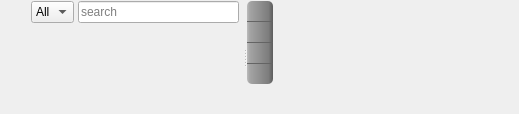
Before: the Qt Designer form plugins/snippets/snippets.ui in rkyleg/scope, drawn with Qt 5.
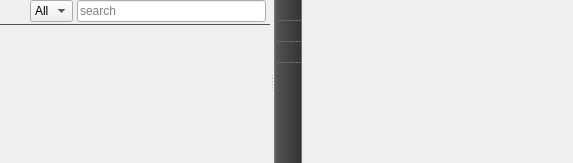
After: the same form once the commit is applied. Icons and pictures are not drawn.

The edit to the form file:
```diff
--- a/plugins/snippets/snippets.ui
+++ b/plugins/snippets/snippets.ui
@@ -6,8 +6,8 @@
    <rect>
     <x>0</x>
     <y>0</y>
-    <width>519</width>
-    <height>114</height>
+    <width>573</width>
+    <height>163</height>
    </rect>
   </property>
   <property name="minimumSize">
@@ -21,7 +21,7 @@
   </property>
   <layout class="QGridLayout" name="gridLayout_3">
    <property name="margin">
-    <number>1</number>
+    <number>0</number>
    </property>
    <property name="spacing">
     <number>0</number>
@@ -99,7 +99,10 @@
        <item row="1" column="0" colspan="4">
         <widget class="QListWidget" name="li_snips">
          <property name="styleSheet">
-          <string notr="true">QListWidget {background:transparent;}</string>
+          <string notr="true">QListWidget {background:transparent;border-top:1px solid rgb(80,80,80);}
+QListWidget::item {
+border-bottom:1px solid rgb(80,80,80);
+}</string>
          </property>
          <property name="frameShape">
           <enum>QFrame::NoFrame</enum>
@@ -140,45 +143,63 @@
        <string/>
       </property>
       <layout class="QGridLayout" name="gridLayout_2">
-       <property name="horizontalSpacing">
-        <number>4</number>
-       </property>
-       <property name="verticalSpacing">
-        <number>0</number>
-       </property>
        <property name="margin">
         <number>0</number>
        </property>
-       <item row="3" column="0">
-        <widget class="QPushButton" name="b_new">
-         <property name="maximumSize">
-          <size>
-           <width>26</width>
-           <height>16777215</height>
-          </size>
-         </property>
-         <property name="toolTip">
-          <string>new snippet</string>
-         </property>
+       <property name="spacing">
+        <number>0</number>
+       </property>
+       <item row="0" column="2" rowspan="6">
+        <widget class="QPlainTextEdit" name="te_code">
          <property name="styleSheet">
-          <string notr="true">QPushButton,QToolButton {
-	border-top:1px solid rgb(100,100,100);
-}</string>
+          <string notr="true">background:transparent;</string>
          </property>
-         <property name="text">
-          <string/>
+         <property name="frameShape">
+          <enum>QFrame::NoFrame</enum>
          </property>
-         <property name="icon">
-          <iconset>
-           <normaloff>../../style/img/new.png</normaloff>../../style/img/new.png</iconset>
+         <property name="readOnly">
+          <bool>true</bool>
          </property>
         </widget>
        </item>
+       <item row="1" column="0" colspan="2">
+        <widget class="QFrame" name="frame_3">
+         <property name="styleSheet">
+          <string notr="true">QFrame#frame_3 {
+border-left:1px solid rgba(130,130,130,200);
+border-right:1px solid rgba(130,130,130,200);
+background-color: qlineargradient(spread:pad, x1:1, y1:1, x2:0, y2:1, stop:0 rgba(50, 50, 50, 255), stop:0.831818 rgba(80, 80, 80, 255), stop:1 rgba(100, 100, 100, 255));
+}
+QPushButton,QToolButton {
+background:transparent;
+	border:0px;
+	padding:3px;
+	padding-left:6px;
+	padding-right:6px;
+	width:30px;
+}
+QPushButton:hover,QToolButton:hover {
+background-color: qlineargradient(spread:pad, x1:1, y1:1, x2:1, y2:1, stop:0 rgba(75, 75, 75, 100), stop:0.154545 rgba(106, 106, 106, 100), stop:0.831818 rgba(134, 134, 134, 100), stop:1 rgba(142, 142, 142, 100));
+}</string>
+         </property>
+         <property name="frameShape">
+          <enum>QFrame::NoFrame</enum>
+         </property>
+         <property name="frameShadow">
+          <enum>QFrame::Raised</enum>
+         </property>
+         <layout class="QGridLayout" name="gridLayout_4">
+          <property name="margin">
+           <number>0</number>
+          </property>
+          <property name="spacing">
+           <number>0</number>
+          </property>
        <item row="0" column="0">
         <widget class="QPushButton" name="b_insert">
          <property name="maximumSize">
           <size>
-           <width>26</width>
+              <width>28</width>
            <height>16777215</height>
           </size>
          </property>
@@ -201,11 +222,36 @@
          </property>
         </widget>
        </item>
+          <item row="2" column="0">
+           <widget class="QPushButton" name="b_new">
+            <property name="maximumSize">
+             <size>
+              <width>28</width>
+              <height>16777215</height>
+             </size>
+            </property>
+            <property name="toolTip">
+             <string>new snippet</string>
+            </property>
+            <property name="styleSheet">
+             <string notr="true">QPushButton,QToolButton {
+	border-top:1px solid rgb(100,100,100);
+}</string>
+            </property>
+            <property name="text">
+             <string/>
+            </property>
+            <property name="icon">
+             <iconset>
+              <normaloff>../../style/img/new.png</normaloff>../../style/img/new.png</iconset>
+            </property>
+           </widget>
+          </item>
        <item row="1" column="0">
         <widget class="QPushButton" name="b_edit">
          <property name="maximumSize">
           <size>
-           <width>26</width>
+              <width>28</width>
            <height>16777215</height>
           </size>
          </property>
@@ -221,20 +267,34 @@
          </property>
         </widget>
        </item>
-       <item row="0" column="1" rowspan="6">
-        <widget class="QPlainTextEdit" name="te_code">
+          <item row="3" column="0">
+           <widget class="QPushButton" name="b_fldr">
+            <property name="maximumSize">
+             <size>
+              <width>28</width>
+              <height>16777215</height>
+             </size>
+            </property>
+            <property name="toolTip">
+             <string>open snippet directory</string>
+            </property>
          <property name="styleSheet">
-          <string notr="true">background:transparent;</string>
-         </property>
-         <property name="frameShape">
-          <enum>QFrame::NoFrame</enum>
-         </property>
-         <property name="readOnly">
-          <bool>true</bool>
+             <string notr="true">QPushButton,QToolButton {
+	border-top:1px solid rgb(100,100,100);
+	border-bottom-right-radius:5px;
+	border-bottom-left-radius:5px;
+}</string>
+            </property>
+            <property name="text">
+             <string/>
+            </property>
+            <property name="icon">
+             <iconset>
+              <normaloff>../../style/img/folder_open.png</normaloff>../../style/img/folder_open.png</iconset>
          </property>
         </widget>
        </item>
-       <item row="5" column="0">
+          <item row="4" column="0">
         <spacer name="verticalSpacer">
          <property name="orientation">
           <enum>Qt::Vertical</enum>
@@ -247,31 +307,7 @@
          </property>
         </spacer>
        </item>
-       <item row="4" column="0">
-        <widget class="QPushButton" name="b_fldr">
-         <property name="maximumSize">
-          <size>
-           <width>26</width>
-           <height>16777215</height>
-          </size>
-         </property>
-         <property name="toolTip">
-          <string>open snippet directory</string>
-         </property>
-         <property name="styleSheet">
-          <string notr="true">QPushButton,QToolButton {
-	border-top:1px solid rgb(100,100,100);
-	border-bottom-right-radius:5px;
-	border-bottom-left-radius:5px;
-}</string>
-         </property>
-         <property name="text">
-          <string/>
-         </property>
-         <property name="icon">
-          <iconset>
-           <normaloff>../../style/img/folder_open.png</normaloff>../../style/img/folder_open.png</iconset>
-         </property>
+         </layout>
         </widget>
        </item>
       </layout>
```
Lines whose indentation alone changed are shown as unchanged.
